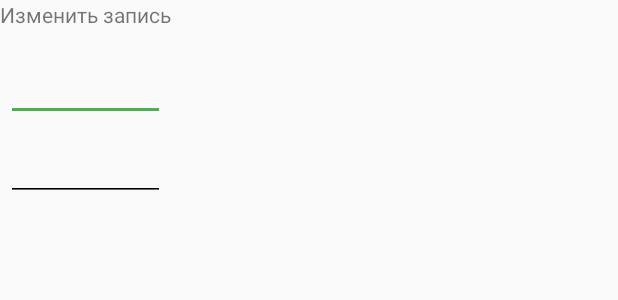
After one commit to bootafoga/LearnWorderApp, an Android app: the layout edit_fragment.xml on its own in the app's theme, with its tools: preview values and no code run, on a phone screen of 412 x 824 dp. The commit adds this screen. Shown: the top 300 px of the screen. Run offline under Robolectric (Android 15) with nearby library versions, the phone set to English and light mode, and no system bars.

Commit message:
Update dictionary

```diff
--- a/app/build.gradle
+++ b/app/build.gradle
@@ -22,6 +22,7 @@ dependencies {
     implementation fileTree(include: ['*.jar'], dir: 'libs')
     implementation 'com.android.support:appcompat-v7:28.0.0'
     implementation 'com.android.support.constraint:constraint-layout:1.1.3'
+    implementation 'com.android.support:support-v4:28.0.0'
     testImplementation 'junit:junit:4.12'
     androidTestImplementation 'com.android.support.test:runner:1.0.2'
     androidTestImplementation 'com.android.support.test.espresso:espresso-core:3.0.2'
--- a/app/src/main/java/com/example/learnworderapp/AddWord.java
+++ b/app/src/main/java/com/example/learnworderapp/AddWord.java
@@ -1,6 +1,7 @@
 package com.example.learnworderapp;
 
 import android.content.ContentValues;
+import android.content.Intent;
 import android.database.Cursor;
 import android.database.sqlite.SQLiteDatabase;
 import android.database.sqlite.SQLiteException;
@@ -54,6 +55,10 @@ public class AddWord extends AppCompatActivity {
             toast.show();
             DictionaryFragment update = new DictionaryFragment();
             LearnWordsFragment update2 = new LearnWordsFragment();
+
+            Intent intent = new Intent(this, Dictionary.class);
+            intent.addFlags(Intent.FLAG_ACTIVITY_CLEAR_TOP | Intent.FLAG_ACTIVITY_NEW_TASK);
+            startActivity(intent);
         } else {
             Toast toast = Toast.makeText(this, "Incorrect input", Toast.LENGTH_SHORT);
             toast.show();
--- a/app/src/main/java/com/example/learnworderapp/Dictionary.java
+++ b/app/src/main/java/com/example/learnworderapp/Dictionary.java
@@ -8,6 +8,7 @@ import android.support.design.widget.TabLayout;
 import android.support.v4.app.Fragment;
 import android.support.v4.app.FragmentManager;
 import android.support.v4.app.FragmentPagerAdapter;
+import android.support.v4.app.FragmentTransaction;
 import android.support.v4.view.ViewPager;
 import android.support.v7.app.ActionBar;
 import android.support.v7.app.AppCompatActivity;
@@ -76,4 +77,5 @@ public class Dictionary extends AppCompatActivity {
             return null;
         }
     }
+
 }
--- a/app/src/main/java/com/example/learnworderapp/LearnWordsFragment.java
+++ b/app/src/main/java/com/example/learnworderapp/LearnWordsFragment.java
@@ -49,6 +49,7 @@ public class LearnWordsFragment extends Fragment implements View.OnClickListener
     public View onCreateView(LayoutInflater inflater, ViewGroup container, Bundle savedInstanceState) {
         View layout;
         Button check, nextWord, showTranslate;
+
 
         SQLiteOpenHelper worderDatabaseHelper = new LearnWorderDatabaseHelper(inflater.getContext());
         layout = inflater.inflate(R.layout.fragment_learn_words, container, false);
--- a/app/src/main/res/layout/activity_dictionary.xml
+++ b/app/src/main/res/layout/activity_dictionary.xml
@@ -39,7 +39,8 @@
         android:layout_width="wrap_content"
         android:layout_height="0dp"
         app:layout_constraintStart_toStartOf="@+id/appBarLayout"
-        app:layout_constraintTop_toBottomOf="@+id/appBarLayout" />
+        app:layout_constraintTop_toBottomOf="@+id/appBarLayout"
+        android:layout_marginBottom="100dp"/>
 
     <android.support.design.widget.FloatingActionButton
         android:id="@+id/floatingActionButton"
--- /dev/null
+++ b/app/src/main/res/layout/edit_fragment.xml
@@ -0,0 +1,31 @@
+<LinearLayout xmlns:android="http://schemas.android.com/apk/res/android"
+    android:orientation="vertical"
+    android:id="@+id/test_id"
+    android:layout_width="wrap_content"
+    android:layout_height="wrap_content">
+    <TextView
+        android:layout_width="match_parent"
+        android:layout_height="wrap_content"
+        android:scaleType="center"
+        android:contentDescription="@string/app_name"
+        android:text="@string/edit_word"/>
+    <EditText
+        android:id="@+id/newUsersWord"
+        android:layout_width="match_parent"
+        android:layout_height="wrap_content"
+        android:layout_marginTop="16dp"
+        android:layout_marginLeft="4dp"
+        android:layout_marginRight="4dp"
+        android:layout_marginBottom="4dp"
+        />
+    <EditText
+        android:id="@+id/newUsersTranslate"
+        android:layout_width="match_parent"
+        android:layout_height="wrap_content"
+        android:layout_marginTop="4dp"
+        android:layout_marginLeft="4dp"
+        android:layout_marginRight="4dp"
+        android:layout_marginBottom="16dp"
+        android:fontFamily="sans-serif"
+       />
+</LinearLayout>
```
Also changed, not shown: app/src/main/AndroidManifest.xml (+5 -3 lines), app/src/main/java/com/example/learnworderapp/DictionaryFragment.java (+20 -1 lines), app/src/main/java/com/example/learnworderapp/EditWordFragment.java (added, +105 -0 lines), app/src/main/java/com/example/learnworderapp/ListDialogFragment.java (added, +76 -0 lines), app/src/main/java/com/example/learnworderapp/WordsAdapter.java (+19 -1 lines), app/src/main/res/layout/activity_main2.xml (added, +9 -0 lines), app/src/main/res/layout/fragment_words.xml (+6 -4 lines), app/src/main/res/values/arrays.xml (added, +8 -0 lines), app/src/main/res/values/strings.xml (+7 -3 lines), 1 other file.
